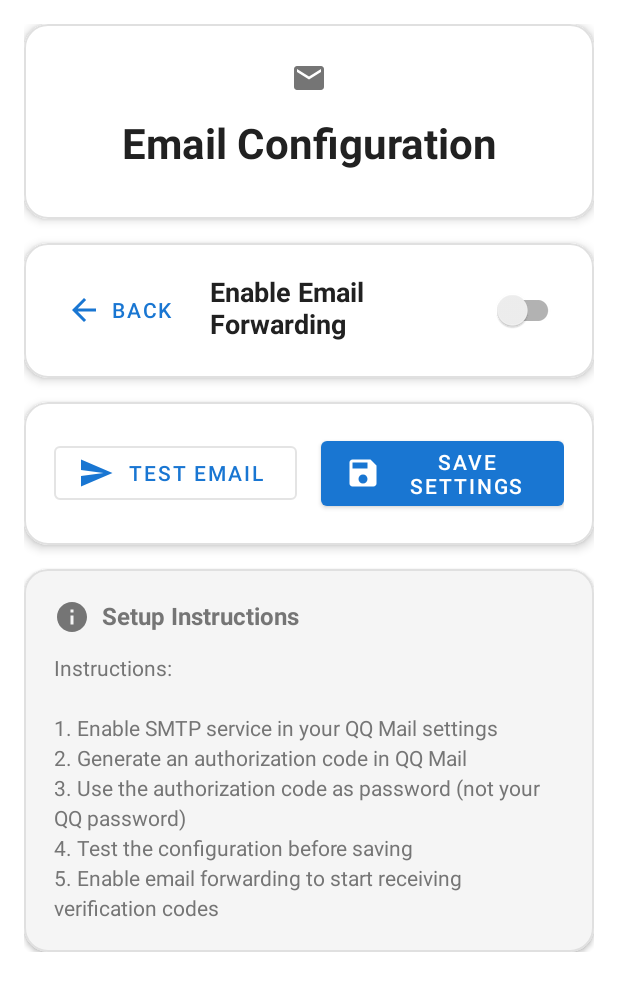
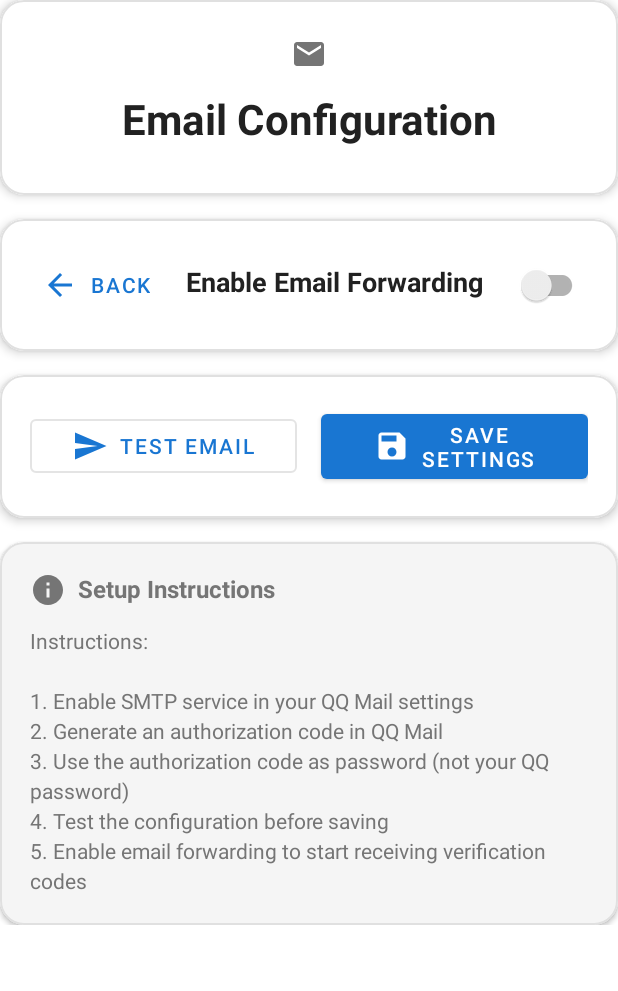
Before and after one commit to cht123456abc/SMSForward3, an Android app: the EmailConfigActivity screen opened directly, with no data from a screen before it, on a phone screen of 412 x 824 dp. Shown: the top 991 px of the screen. Run offline under Robolectric (Android 15) with nearby library versions, the phone set to English and light mode, and no system bars; libraries missing offline, so code that uses them is left out: javax.mail, javax.mail.internet.

Commit message:
优化UI

```diff
--- a/app/src/main/java/com/cht/smsforward/EmailConfigActivity.java
+++ b/app/src/main/java/com/cht/smsforward/EmailConfigActivity.java
@@ -10,7 +10,11 @@ import android.widget.EditText;
 import androidx.appcompat.widget.SwitchCompat;
 import android.widget.Toast;
 
+import androidx.activity.EdgeToEdge;
 import androidx.appcompat.app.AppCompatActivity;
+import androidx.core.graphics.Insets;
+import androidx.core.view.ViewCompat;
+import androidx.core.view.WindowInsetsCompat;
 
 /**
  * Activity for configuring email settings
@@ -35,7 +39,14 @@ public class EmailConfigActivity extends AppCompatActivity {
     @Override
     protected void onCreate(Bundle savedInstanceState) {
         super.onCreate(savedInstanceState);
+
+        EdgeToEdge.enable(this);
         setContentView(R.layout.activity_email_config);
+        ViewCompat.setOnApplyWindowInsetsListener(findViewById(R.id.main), (v, insets) -> {
+            Insets systemBars = insets.getInsets(WindowInsetsCompat.Type.systemBars());
+            v.setPadding(systemBars.left, systemBars.top, systemBars.right, systemBars.bottom);
+            return insets;
+        });
 
         // Initialize managers
         settingsManager = new EmailSettingsManager(this);
--- a/app/src/main/res/layout/activity_email_config.xml
+++ b/app/src/main/res/layout/activity_email_config.xml
@@ -1,6 +1,7 @@
 <?xml version="1.0" encoding="utf-8"?>
 <ScrollView xmlns:android="http://schemas.android.com/apk/res/android"
     xmlns:app="http://schemas.android.com/apk/res-auto"
+    android:id="@+id/main"
     android:layout_width="match_parent"
     android:layout_height="match_parent"
     android:background="?attr/colorSurface"
@@ -72,6 +73,8 @@
                     android:gravity="center"
                     android:textAlignment="center"
                     app:icon="@drawable/ic_arrow_back_24dp"
+                    app:iconGravity="textStart"
+                    app:iconPadding="8dp"
                     style="@style/Widget.MaterialComponents.Button.TextButton" />
 
                 <!-- 邮件转发开关区域 -->
@@ -204,6 +207,8 @@
                     android:gravity="center"
                     android:textAlignment="center"
                     app:icon="@drawable/ic_send_24dp"
+                    app:iconGravity="textStart"
+                    app:iconPadding="8dp"
                     style="@style/Widget.MaterialComponents.Button.OutlinedButton" />
 
                 <com.google.android.material.button.MaterialButton
@@ -216,6 +221,8 @@
                     android:gravity="center"
                     android:textAlignment="center"
                     app:icon="@drawable/ic_save_24dp"
+                    app:iconGravity="textStart"
+                    app:iconPadding="8dp"
                     style="@style/Widget.MaterialComponents.Button" />
 
             </LinearLayout>
--- a/app/src/main/res/layout/activity_main.xml
+++ b/app/src/main/res/layout/activity_main.xml
@@ -130,6 +130,8 @@
                         android:gravity="center"
                         android:textAlignment="center"
                         app:icon="@drawable/ic_email_24dp"
+                        app:iconGravity="textStart"
+                        app:iconPadding="8dp"
                         style="@style/Widget.MaterialComponents.Button.OutlinedButton" />
 
                 </LinearLayout>
```
